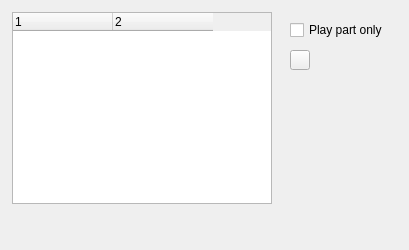
Qt form mscore/mixer.ui (Obliquely/MuseScore) before a commit.
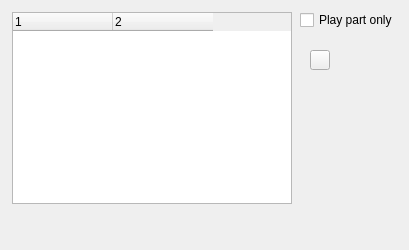
The same form after that commit. Icons and pictures are not drawn.

Commit message: Changed min width of treewidget

What changed in the file:
```diff
--- a/mscore/mixer.ui
+++ b/mscore/mixer.ui
@@ -29,8 +29,8 @@
    <widget class="QCheckBox" name="partOnlyCheckBox">
     <property name="geometry">
      <rect>
-      <x>290</x>
-      <y>20</y>
+      <x>300</x>
+      <y>10</y>
       <width>108</width>
       <height>20</height>
      </rect>
@@ -42,7 +42,7 @@
    <widget class="QPushButton" name="showDetailsButton">
     <property name="geometry">
      <rect>
-      <x>290</x>
+      <x>310</x>
       <y>50</y>
       <width>20</width>
       <height>20</height>
@@ -85,7 +85,7 @@
      <rect>
       <x>12</x>
       <y>12</y>
-      <width>260</width>
+      <width>280</width>
       <height>192</height>
      </rect>
     </property>
@@ -97,7 +97,7 @@
     </property>
     <property name="minimumSize">
      <size>
-      <width>260</width>
+      <width>280</width>
       <height>0</height>
      </size>
     </property>
```
